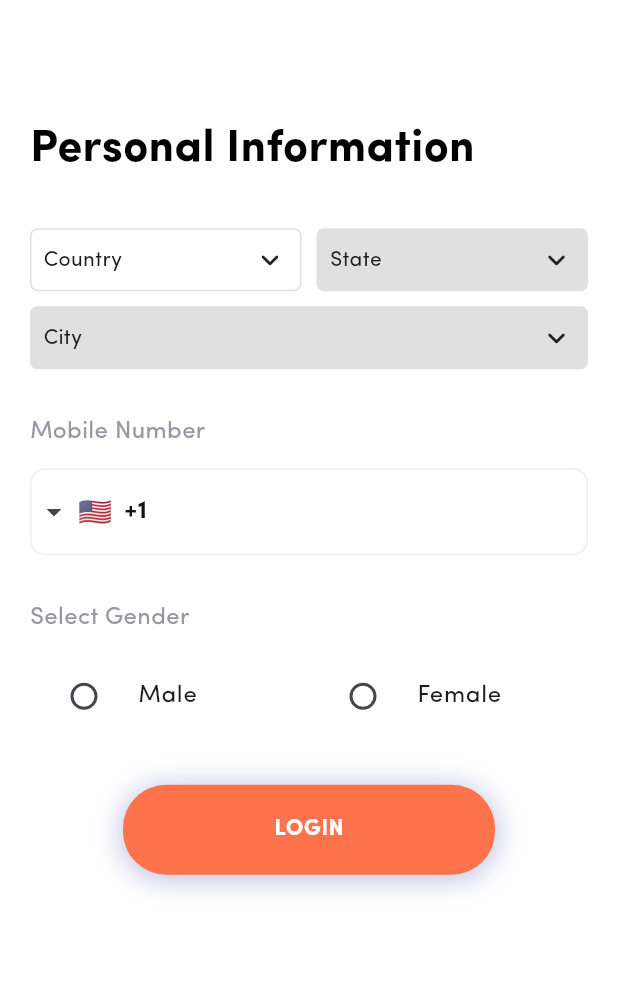
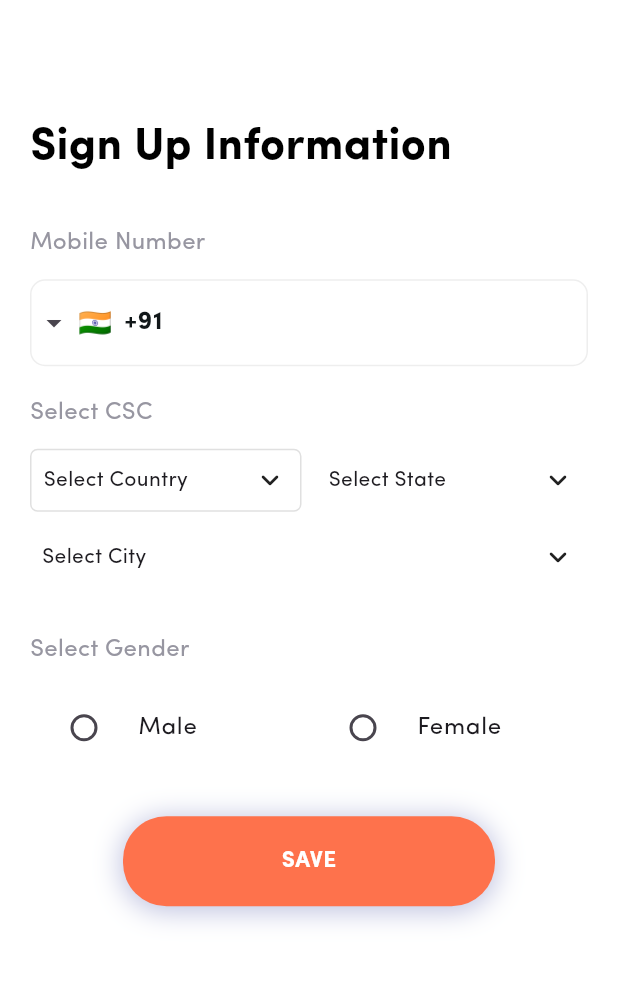
Before and after one commit to Sahil231102/FoodHub_User, a Flutter app: the UserInfoScreen screen opened directly, on a phone screen of 412 x 824 dp, the part 113-1098 px from its top. Run offline on Flutter 3.47's test engine with Material 3 defaults, Android fonts, the phone set to English and light mode, and no system bars; drawn by our look-alikes of csc_picker, intl_phone_field; our stand-ins replace cloud_firestore, firebase_auth, firebase_core, get, get_storage, image_picker; accounts and stored records are empty.

Commit message:
User Personal information screen done

```diff
--- a/lib/main.dart
+++ b/lib/main.dart
@@ -1,7 +1,7 @@
 import 'package:firebase_core/firebase_core.dart';
 import 'package:flutter/material.dart';
 import 'package:food_hub_user/firebase_options.dart';
-import 'package:food_hub_user/view/auth/user_info_screen.dart';
+import 'package:food_hub_user/view/auth/signup_screen.dart';
 import 'package:get/get.dart';
 
 import 'services/get_storage_services.dart';
@@ -29,7 +29,7 @@ class MyApp extends StatelessWidget {
         colorScheme: ColorScheme.fromSeed(seedColor: Colors.deepPurple),
         useMaterial3: true,
       ),
-      home: UserInfoScreen(),
+      home: SignupScreen(),
     );
   }
 }
--- a/lib/view/auth/signup_screen.dart
+++ b/lib/view/auth/signup_screen.dart
@@ -114,6 +114,7 @@ class _SignupScreenState extends State<SignupScreen> {
                                   );
                                 }
                               },
+                              isLoading: controller.ioLoading,
                               text: "SIGN UP",
                             ),
                             20.sizeHeight,
--- a/lib/view/auth/user_info_screen.dart
+++ b/lib/view/auth/user_info_screen.dart
@@ -4,15 +4,20 @@ import 'package:food_hub_user/const/colors.dart';
 import 'package:food_hub_user/const/images.dart';
 import 'package:food_hub_user/const/text_style.dart';
 import 'package:food_hub_user/controller/location_controller.dart';
+import 'package:food_hub_user/controller/user_info_controller.dart';
 import 'package:food_hub_user/view/widget/auth_comman_button.dart';
+import 'package:food_hub_user/view/widget/auth_comman_title_text.dart';
 import 'package:food_hub_user/view/widget/sized_box.dart';
 import 'package:get/get.dart';
 import 'package:intl_phone_field/intl_phone_field.dart';
 
-import '../widget/auth_comman_title_text.dart';
+class UserInfoScreen extends StatefulWidget {
+  final String? uid;
 
-class UserInfoScreen extends StatefulWidget {
-  const UserInfoScreen({super.key});
+  const UserInfoScreen({
+    super.key,
+    this.uid,
+  });
 
   @override
   State<UserInfoScreen> createState() => _UserInfoScreenState();
@@ -20,22 +25,20 @@ class UserInfoScreen extends StatefulWidget {
 
 class _UserInfoScreenState extends State<UserInfoScreen> {
   final LocationController _locationController = Get.put(LocationController());
+  final UserInfoController _userInfoController = Get.put(UserInfoController());
   final TextEditingController mobile = TextEditingController();
 
   final _formKey = GlobalKey<FormState>();
 
-  String? _selectedGender = "";
-  String? _country = "";
-  String _countryPhone = "";
-  String? _state = "";
-  String? _city = "";
+  String? selectedGender = "";
 
   @override
   Widget build(BuildContext context) {
     return Scaffold(
       backgroundColor: AppColors.white,
-      body: GetBuilder<LocationController>(
-        builder: (controller) {
+      body: GetBuilder<LocationController>(builder: (locationController) {
+        return GetBuilder<UserInfoController>(
+          builder: (userInfoController) {
             return SafeArea(
               child: Stack(
                 children: [
@@ -53,24 +56,10 @@ class _UserInfoScreenState extends State<UserInfoScreen> {
                             crossAxisAlignment: CrossAxisAlignment.stretch,
                             children: [
                               const SizedBox(height: 20),
-                            const AuthCommanTitleText(
-                              text: "Personal Information",
+                              20.sizeHeight,
+                              AuthCommanTitleText(
+                                text: "Sign Up Information",
                                 fontSize: 30,
-                            ),
-                            31.sizeHeight,
-                            CSCPicker(
-                              onCountryChanged: (value) {
-                                controller.countryPhone = value;
-                                controller.country = value;
-                              },
-                              onStateChanged: (value) {
-                                controller.state = value ?? "";
-                                print("================>>${controller.state}<<<<=============");
-                              },
-                              onCityChanged: (value) {
-                                controller.city = value ?? "";
-                                print("================>>${controller.city}<<<<=============");
-                              },
                               ),
                               31.sizeHeight,
                               Text("Mobile Number",
@@ -78,6 +67,16 @@ class _UserInfoScreenState extends State<UserInfoScreen> {
                                       fontSize: 16, color: AppColors.labelTextColor)),
                               12.sizeHeight,
                               IntlPhoneField(
+                                validator: (p0) {
+                                  if (p0 == null || p0.number.isEmpty) {
+                                    return 'Phone number is required';
+                                  }
+                                  // Validate the phone number format using your custom validator
+
+                                  return null; // Return null if validation passes
+                                },
+                                controller: mobile,
+                                initialValue: "",
                                 dropdownTextStyle: AppTextStyle.w600(
                                   fontSize: 17,
                                   color: const Color(0xff111719),
@@ -86,10 +85,10 @@ class _UserInfoScreenState extends State<UserInfoScreen> {
                                   fontSize: 17,
                                   color: const Color(0xff111719),
                                 ),
-                              // Set the phone code here
-                              onTap: () {},
-                              initialValue: controller.countryPhone,
-
+                                onTap: () {
+                                  print("===========>${locationController.country}");
+                                },
+                                initialCountryCode: "IN",
                                 decoration: InputDecoration(
                                   counterText: "",
                                   enabledBorder: OutlineInputBorder(
@@ -109,7 +108,39 @@ class _UserInfoScreenState extends State<UserInfoScreen> {
                                     borderSide: BorderSide(
                                       color: AppColors.primary,
                                     ),
-                                  )),
+                                  ),
+                                ),
+                              ),
+                              20.sizeHeight,
+                              Text("Select CSC",
+                                  style: AppTextStyle.w300(
+                                      fontSize: 16, color: AppColors.labelTextColor)),
+                              12.sizeHeight,
+                              CSCPicker(
+                                dropdownItemStyle: AppTextStyle.w600(
+                                  fontSize: 17,
+                                  color: const Color(
+                                    0xff111719,
+                                  ),
+                                ),
+                                cityDropdownLabel: "Select City",
+                                stateDropdownLabel: "Select State",
+                                disabledDropdownDecoration: BoxDecoration(color: Colors.white),
+                                layout: Layout.horizontal,
+                                searchBarRadius: 10,
+                                countryDropdownLabel: "Select Country",
+                                citySearchPlaceholder: "Select City",
+                                onCountryChanged: (value) {
+                                  locationController.country = value;
+                                  locationController.countryPhone = value;
+                                  locationController.country.removeAllWhitespace.toString();
+                                },
+                                onStateChanged: (value) {
+                                  locationController.state = value ?? "";
+                                },
+                                onCityChanged: (value) {
+                                  locationController.city = value ?? "";
+                                },
                               ),
                               31.sizeHeight,
                               Text("Select Gender",
@@ -117,30 +148,27 @@ class _UserInfoScreenState extends State<UserInfoScreen> {
                                       fontSize: 16, color: AppColors.labelTextColor)),
                               12.sizeHeight,
                               Row(
-                              mainAxisAlignment: MainAxisAlignment.spaceBetween,
                                 children: [
                                   Expanded(
                                     child: RadioListTile<String>(
-                                    activeColor: AppColors.primary,
+                                      value: "Male",
+                                      groupValue: selectedGender,
                                       title: Text("Male"),
-                                    value: "Male",
-                                    groupValue: _selectedGender,
                                       onChanged: (value) {
                                         setState(() {
-                                        _selectedGender = value;
+                                          selectedGender = value;
                                         });
                                       },
                                     ),
                                   ),
                                   Expanded(
                                     child: RadioListTile<String>(
-                                    activeColor: AppColors.primary,
+                                      value: "Female",
+                                      groupValue: selectedGender,
                                       title: Text("Female"),
-                                    value: "Female",
-                                    groupValue: _selectedGender,
                                       onChanged: (value) {
                                         setState(() {
-                                        _selectedGender = value;
+                                          selectedGender = value;
                                         });
                                       },
                                     ),
@@ -151,10 +179,46 @@ class _UserInfoScreenState extends State<UserInfoScreen> {
                               AuthCommanButton(
                                 onTap: () async {
                                   if (_formKey.currentState?.validate() ?? false) {
-                                  // Process form
+                                    if (mobile.text == null) {
+                                      Get.snackbar(
+                                          "Error", "Please select your country, state, and city",
+                                          snackPosition: SnackPosition.TOP,
+                                          backgroundColor: Colors.red,
+                                          colorText: Colors.white);
+                                      return;
+                                    }
+                                    if (locationController.country.isEmpty ||
+                                        locationController.state.isEmpty ||
+                                        locationController.city.isEmpty) {
+                                      // Show error if any location field is empty
+                                      Get.snackbar(
+                                          "Error", "Please select your country, state, and city",
+                                          snackPosition: SnackPosition.TOP,
+                                          backgroundColor: Colors.red,
+                                          colorText: Colors.white);
+                                      return;
+                                    }
+                                    if (selectedGender == null || selectedGender!.isEmpty) {
+                                      // Show error if gender is not selected
+                                      Get.snackbar("Error", "Please select your gender",
+                                          snackPosition: SnackPosition.TOP,
+                                          backgroundColor: Colors.red,
+                                          colorText: Colors.white);
+                                      return;
+                                    }
+
+                                    // Proceed to save user information if all validations pass
+                                    userInfoController.userInformationData(
+                                        uid: widget.uid,
+                                        city: locationController.city,
+                                        country: locationController.country,
+                                        state: locationController.state,
+                                        gender: selectedGender!,
+                                        mobileNumber: mobile.text);
                                   }
                                 },
-                              text: "LOGIN",
+                                isLoading: userInfoController.isUpdate,
+                                text: "SAVE",
                               ),
                               32.sizeHeight,
                             ],
@@ -167,7 +231,8 @@ class _UserInfoScreenState extends State<UserInfoScreen> {
               ),
             );
           },
-      ),
+        );
+      }),
     );
   }
 }
--- a/lib/view/widget/auth_comman_button.dart
+++ b/lib/view/widget/auth_comman_button.dart
@@ -6,6 +6,7 @@ class AuthCommanButton extends StatelessWidget {
   final void Function()? onTap;
   final String text;
   final bool isLoading;
+
   const AuthCommanButton({super.key, required this.text, this.onTap, this.isLoading = false});
 
   @override
@@ -28,7 +29,7 @@ class AuthCommanButton extends StatelessWidget {
               ]),
           child: Center(
             child: isLoading
-                ? CircularProgressIndicator(
+                ? const CircularProgressIndicator(
                     backgroundColor: AppColors.white,
                   )
                 : Text(
--- a/pubspec.yaml
+++ b/pubspec.yaml
@@ -44,6 +44,10 @@ dependencies:
   firebase_database: ^11.2.0
   intl_phone_field: ^3.2.0
   csc_picker: ^0.2.7
+  dropdown_button2: ^2.3.9
+  flutter_csc_picker:
+  image_picker: ^1.1.2
+  intl_phone_number_input:
 
 
 dev_dependencies:
```
Also changed, not shown: lib/controller/signup_controller.dart (+17 -9 lines), lib/controller/user_info_controller.dart (added, +55 -0 lines), lib/services/validator.dart (+29 -6 lines), pubspec.lock, 5 other files. Lines whose indentation alone changed are shown as unchanged.
